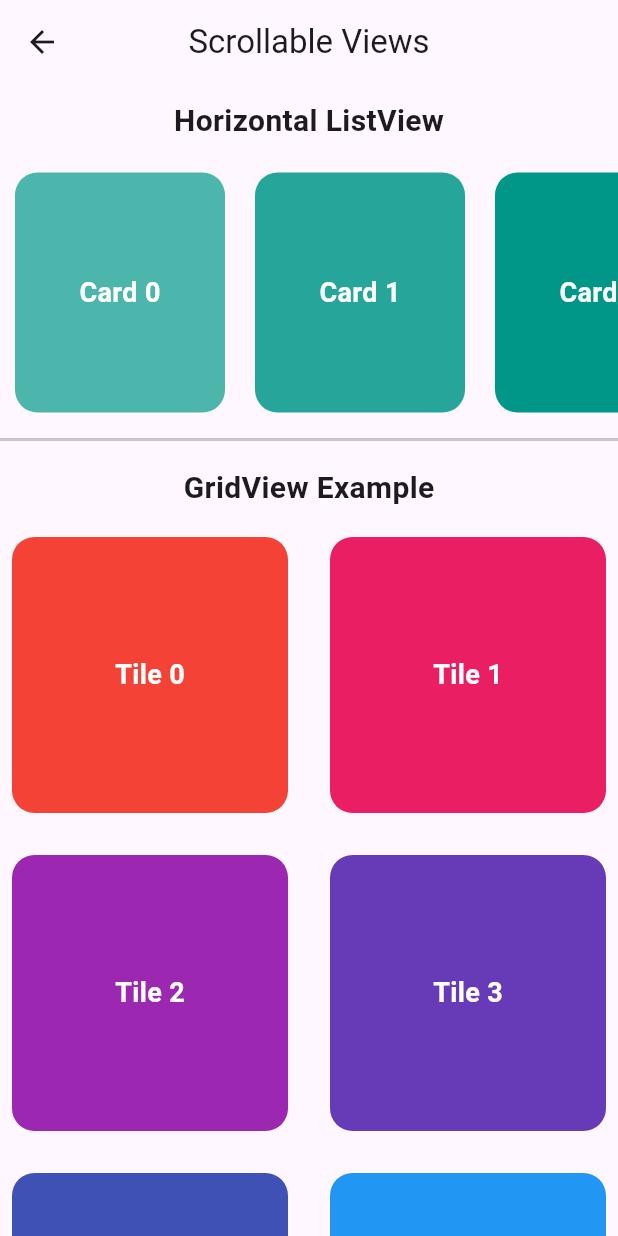
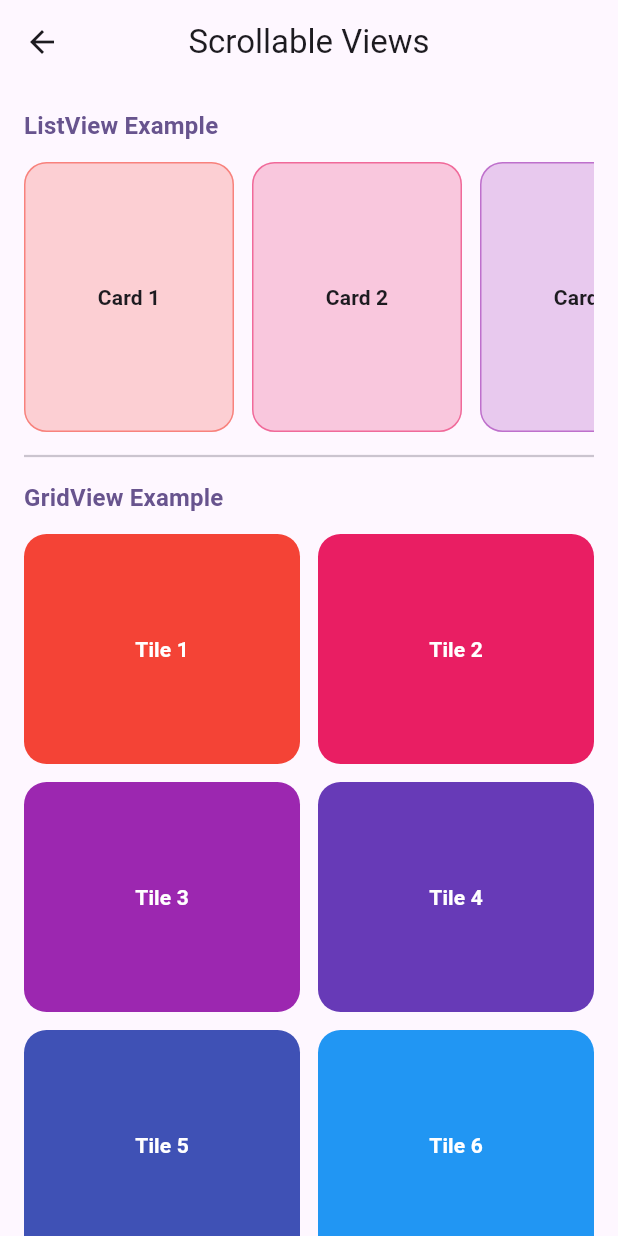
Before and after one commit to kalviumcommunity/S85-0226-TLE-FlutterFirebase-SafeRide, a Flutter app: the ScrollableViews screen opened by its route, on a phone screen of 412 x 824 dp. Run offline on Flutter 3.47's test engine with Material 3 defaults, Android fonts, the phone set to English and light mode, and no system bars; our stand-ins replace cloud_firestore, firebase_auth, firebase_core, flutter_dotenv; accounts and stored records are empty.

Commit message:
feat: built scrollable views using ListView and GridView widgets

```diff
--- a/frontend/lib/screens/home_screen.dart
+++ b/frontend/lib/screens/home_screen.dart
@@ -5,11 +5,13 @@
 
   @override
   Widget build(BuildContext context) {
+    final colorScheme = Theme.of(context).colorScheme;
+
     return Scaffold(
       appBar: AppBar(
         title: const Text('SafeRide - Home'),
-        backgroundColor: Colors.deepPurple,
-        foregroundColor: Colors.white,
+        backgroundColor: colorScheme.primary,
+        foregroundColor: colorScheme.onPrimary,
       ),
       body: Center(
         child: Column(
@@ -34,8 +36,8 @@
                 Navigator.pushNamed(context, '/second');
               },
               style: ElevatedButton.styleFrom(
-                backgroundColor: Colors.deepPurple,
-                foregroundColor: Colors.white,
+                backgroundColor: colorScheme.primary,
+                foregroundColor: colorScheme.onPrimary,
                 padding: const EdgeInsets.symmetric(horizontal: 30, vertical: 15),
               ),
               child: const Text('Go to Second Screen'),
@@ -52,6 +54,18 @@
               ),
               child: const Text('Go to Second Screen with Message'),
             ),
+            const SizedBox(height: 20),
+            ElevatedButton(
+              onPressed: () {
+                Navigator.pushNamed(context, '/scroll');
+              },
+              style: ElevatedButton.styleFrom(
+                backgroundColor: colorScheme.tertiary,
+                foregroundColor: colorScheme.onTertiary,
+                padding: const EdgeInsets.symmetric(horizontal: 30, vertical: 15),
+              ),
+              child: const Text('Open Scrollable Views Demo'),
+            ),
           ],
         ),
       ),
--- a/frontend/lib/screens/scrollable_views.dart
+++ b/frontend/lib/screens/scrollable_views.dart
@@ -5,93 +5,95 @@
 
   @override
   Widget build(BuildContext context) {
+    final theme = Theme.of(context);
+    final colorScheme = theme.colorScheme;
+
     return Scaffold(
       appBar: AppBar(
-        title: const Text("Scrollable Views"),
+        title: const Text('Scrollable Views'),
         centerTitle: true,
       ),
       body: SingleChildScrollView(
+        padding: const EdgeInsets.all(16),
         child: Column(
+          crossAxisAlignment: CrossAxisAlignment.start,
           children: [
-
-            const SizedBox(height: 10),
-
-            const Text(
-              "Horizontal ListView",
-              style: TextStyle(fontSize: 20, fontWeight: FontWeight.bold),
+            Text(
+              'ListView Example',
+              style: theme.textTheme.titleMedium?.copyWith(
+                fontWeight: FontWeight.w700,
+                color: colorScheme.primary,
+              ),
             ),
-
-            const SizedBox(height: 10),
-
+            const SizedBox(height: 12),
             SizedBox(
               height: 180,
               child: ListView.builder(
                 scrollDirection: Axis.horizontal,
                 itemCount: 6,
                 itemBuilder: (context, index) {
+                  final itemColor = Colors.primaries[index % Colors.primaries.length];
                   return Container(
                     width: 140,
-                    margin: const EdgeInsets.all(10),
+                    margin: const EdgeInsets.only(right: 12),
                     decoration: BoxDecoration(
-                      color: Colors.teal[(index + 3) * 100],
+                      color: itemColor.withValues(alpha: 0.22),
                       borderRadius: BorderRadius.circular(15),
+                      border: Border.all(color: itemColor.withValues(alpha: 0.55)),
                     ),
                     child: Center(
                       child: Text(
-                        "Card $index",
-                        style: const TextStyle(
-                            fontSize: 18,
-                            fontWeight: FontWeight.bold,
-                            color: Colors.white),
+                        'Card ${index + 1}',
+                        style: theme.textTheme.titleSmall?.copyWith(
+                          fontWeight: FontWeight.bold,
+                          color: colorScheme.onSurface,
+                        ),
                       ),
                     ),
                   );
                 },
               ),
             ),
-
-            const Divider(thickness: 2),
-
-            const SizedBox(height: 10),
-
-            const Text(
-              "GridView Example",
-              style: TextStyle(fontSize: 20, fontWeight: FontWeight.bold),
+            const SizedBox(height: 8),
+            Divider(thickness: 1.5, color: colorScheme.outlineVariant),
+            const SizedBox(height: 8),
+            Text(
+              'GridView Example',
+              style: theme.textTheme.titleMedium?.copyWith(
+                fontWeight: FontWeight.w700,
+                color: colorScheme.primary,
+              ),
             ),
-
-            const SizedBox(height: 10),
-
+            const SizedBox(height: 12),
             GridView.builder(
               physics: const NeverScrollableScrollPhysics(),
               shrinkWrap: true,
               itemCount: 8,
-              gridDelegate:
-                  const SliverGridDelegateWithFixedCrossAxisCount(
+              gridDelegate: const SliverGridDelegateWithFixedCrossAxisCount(
                 crossAxisCount: 2,
                 crossAxisSpacing: 12,
                 mainAxisSpacing: 12,
+                childAspectRatio: 1.2,
               ),
               itemBuilder: (context, index) {
+                final itemColor = Colors.primaries[index % Colors.primaries.length];
                 return Container(
-                  margin: const EdgeInsets.all(8),
                   decoration: BoxDecoration(
-                    color: Colors.primaries[
-                        index % Colors.primaries.length],
+                    color: itemColor,
                     borderRadius: BorderRadius.circular(15),
                   ),
                   child: Center(
                     child: Text(
-                      "Tile $index",
-                      style: const TextStyle(
-                          color: Colors.white,
-                          fontSize: 18,
-                          fontWeight: FontWeight.bold),
+                      'Tile ${index + 1}',
+                      style: theme.textTheme.titleSmall?.copyWith(
+                        color: Colors.white,
+                        fontWeight: FontWeight.bold,
+                      ),
                     ),
                   ),
                 );
               },
             ),
-
             const SizedBox(height: 20),
           ],
         ),
```
Also changed, not shown: frontend/lib/main.dart (line endings or trailing spaces).
